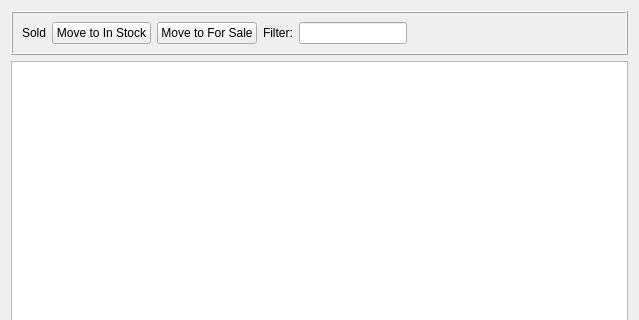
The window that src/Applications/BrickMoneyDesktop/src/Sold.ui (tlaemmlein/BrickMoney) describes before a commit, drawn with Qt 5; both pictures show x 0 to 639 and y 0 to 320 of the 639 by 484 pixel window.
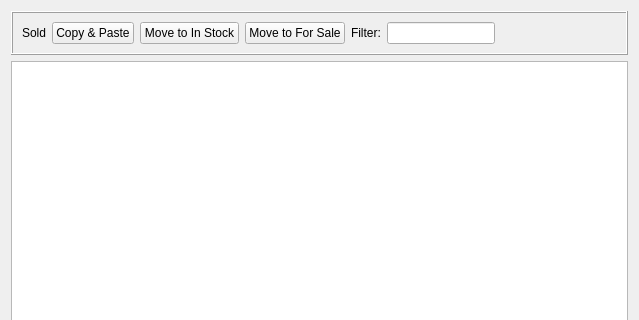
The same window after the commit.

Commit message: Copy & Paste is working

Patch:
```diff
--- a/src/Applications/BrickMoneyDesktop/src/Sold.ui
+++ b/src/Applications/BrickMoneyDesktop/src/Sold.ui
@@ -30,6 +30,13 @@
         </property>
        </widget>
       </item>
+      <item>
+       <widget class="QPushButton" name="copyAndPastePushButton">
+        <property name="text">
+         <string>Copy &amp;&amp; Paste</string>
+        </property>
+       </widget>
+      </item>
       <item>
        <widget class="QPushButton" name="fromSoldToInStockPushButton">
         <property name="text">
```
Left out of the diff: 2 changed lines with no effect on the pictures. The commit also changes 8 other files.
